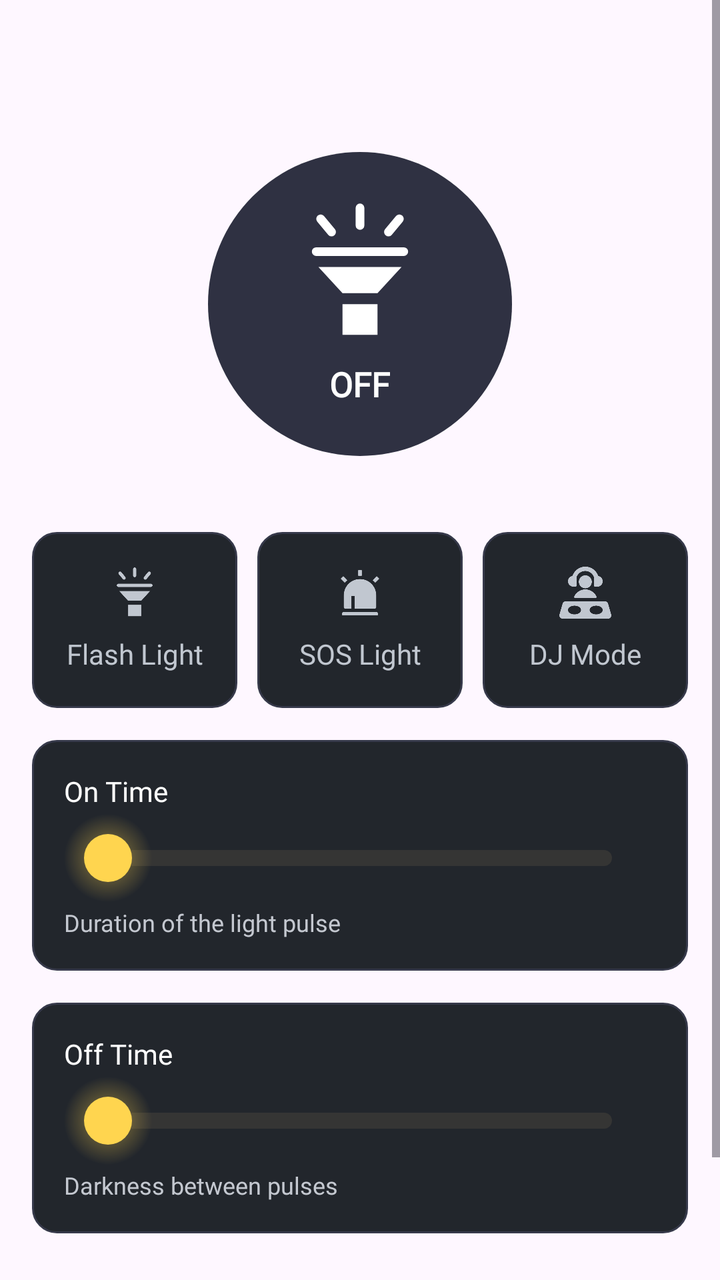
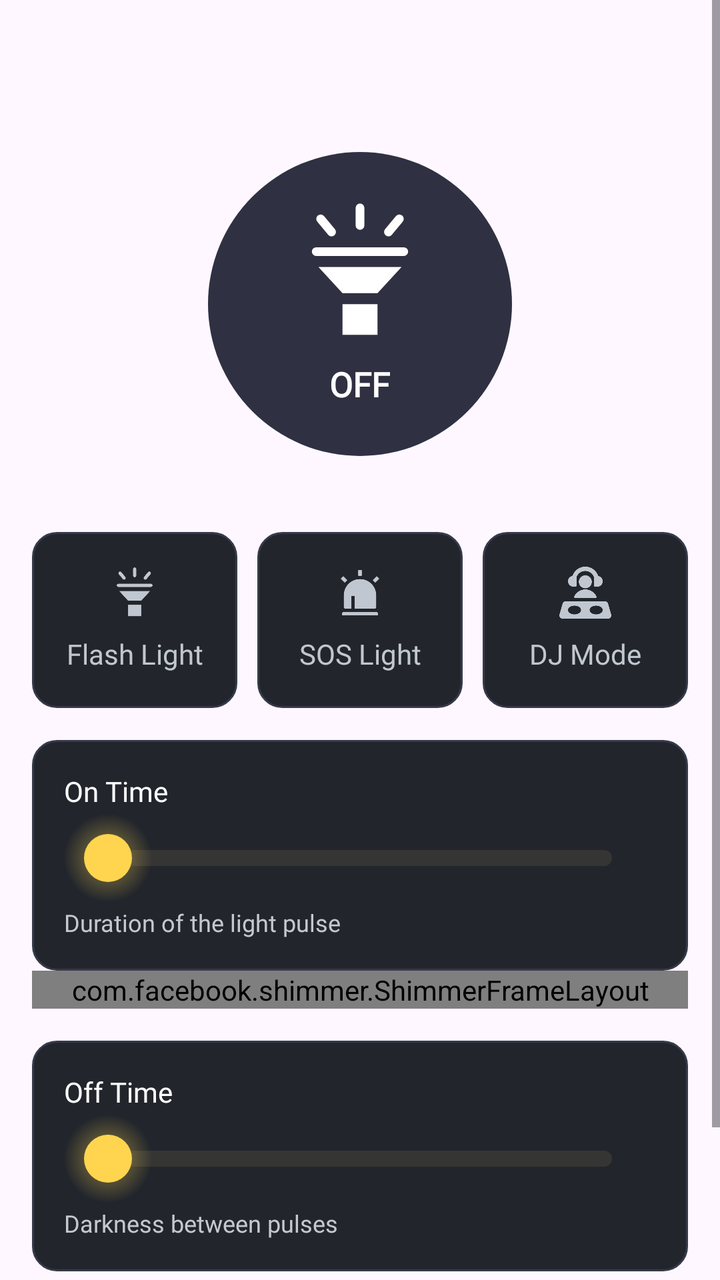

Two renders of the same Android screen: before a commit and after it. Below are the layout's source before the change and the commit's diff.
<!-- AndroidManifest.xml: application theme Theme.Flashlight -->
<!-- res/layout/fragment_flash.xml -->
<?xml version="1.0" encoding="utf-8"?>
<ScrollView
    xmlns:android="http://schemas.android.com/apk/res/android"
    xmlns:app="http://schemas.android.com/apk/res-auto"
    android:layout_width="match_parent"
    android:layout_height="match_parent"
    android:fillViewport="true">

    <LinearLayout
        android:layout_width="match_parent"
        android:layout_height="wrap_content"
        android:gravity="center_horizontal"
        android:orientation="vertical"
        android:paddingStart="@dimen/size16"
        android:paddingTop="@dimen/size16"
        android:paddingEnd="@dimen/size16"
        android:paddingBottom="@dimen/size24">

        <LinearLayout
            android:id="@+id/light_container"
            android:layout_width="match_parent"
            android:layout_height="wrap_content">

            <FrameLayout
                android:layout_width="match_parent"
                android:layout_height="@dimen/size250">

                <FrameLayout
                    android:id="@+id/fl_light"
                    android:layout_width="match_parent"
                    android:layout_height="@dimen/size272">

                    <View
                        android:id="@+id/lamp_glow"
                        android:layout_width="@dimen/size272"
                        android:layout_height="@dimen/size272"
                        android:layout_gravity="center"
                        android:background="@drawable/bg_lamp_glow"
                        android:importantForAccessibility="no"
                        android:visibility="invisible" />

                    <LinearLayout
                        android:id="@+id/lamp_button"
                        android:layout_width="@dimen/size152"
                        android:layout_height="@dimen/size152"
                        android:layout_gravity="center"
                        android:background="@drawable/bg_lamp"
                        android:clickable="true"
                        android:contentDescription="@string/turn_on"
                        android:focusable="true"
                        android:gravity="center"
                        android:orientation="vertical">

                        <ImageView
                            android:layout_width="match_parent"
                            android:layout_height="@dimen/size70"
                            android:duplicateParentState="true"
                            android:importantForAccessibility="no"
                            android:src="@drawable/ic_flashlight"
                            app:tint="@color/white" />

                        <TextView
                            android:id="@+id/lamp_status"
                            android:layout_width="wrap_content"
                            android:layout_height="wrap_content"
                            android:layout_marginTop="@dimen/size10"
                            android:duplicateParentState="true"
                            android:fontFamily="@font/plusjakartasans_semibold"
                            android:text="@string/off"
                            android:textColor="@color/white"
                            android:textSize="@dimen/text_size_17"
                            android:textStyle="bold" />
                    </LinearLayout>
                </FrameLayout>

                <FrameLayout
                    android:id="@+id/sos_light"
                    android:layout_width="match_parent"
                    android:layout_height="@dimen/size272"
                    android:visibility="gone">

                    <View
                        android:id="@+id/sos_glow"
                        android:layout_width="@dimen/size272"
                        android:layout_height="@dimen/size272"
                        android:layout_gravity="center"
                        android:background="@drawable/bg_sos_glow"
                        android:importantForAccessibility="no"
                        android:visibility="invisible" />

                    <LinearLayout
                        android:id="@+id/sos_button"
                        android:layout_width="@dimen/size152"
                        android:layout_height="@dimen/size152"
                        android:layout_gravity="center"
                        android:background="@drawable/bg_sos_button"
                        android:clickable="true"
                        android:contentDescription="@string/turn_on"
                        android:focusable="true"
                        android:gravity="center"
                        android:orientation="vertical">

                        <ImageView
                            android:layout_width="@dimen/size70"
                            android:layout_height="@dimen/size70"
                            android:duplicateParentState="true"
                            android:importantForAccessibility="no"
                            android:src="@drawable/ic_sos"
                            app:tint="@color/white" />

                        <TextView
                            android:id="@+id/sos_status"
                            android:layout_width="wrap_content"
                            android:layout_height="wrap_content"
                            android:layout_marginTop="@dimen/size10"
                            android:duplicateParentState="true"
                            android:text="@string/off"
                            android:textColor="@color/white"
                            android:textSize="@dimen/text_size_17"
                            android:textStyle="bold" />
                    </LinearLayout>
                </FrameLayout>

                <FrameLayout
                    android:id="@+id/dj_mode"
                    android:layout_width="match_parent"
                    android:layout_height="@dimen/size272"
                    android:visibility="gone">

                    <View
                        android:id="@+id/dj_glow"
                        android:layout_width="@dimen/size272"
                        android:layout_height="@dimen/size272"
                        android:layout_gravity="center"
                        android:background="@drawable/bg_sos_glow"
                        android:importantForAccessibility="no"
                        android:visibility="invisible" />

                    <LinearLayout
                        android:id="@+id/dj_button"
                        android:layout_width="@dimen/size152"
                        android:layout_height="@dimen/size152"
                        android:layout_gravity="center"
                        android:background="@drawable/dj_sos_button"
                        android:clickable="true"
                        android:contentDescription="@string/turn_on"
                        android:focusable="true"
                        android:gravity="center"
                        android:orientation="vertical">

                        <ImageView
                            android:layout_width="@dimen/size70"
                            android:layout_height="@dimen/size70"
                            android:duplicateParentState="true"
                            android:importantForAccessibility="no"
                            android:src="@drawable/ic_sos"
                            app:tint="@color/white" />

                        <TextView
                            android:id="@+id/dj_status"
                            android:layout_width="wrap_content"
                            android:layout_height="wrap_content"
                            android:layout_marginTop="@dimen/size10"
                            android:duplicateParentState="true"
                            android:text="@string/off"
                            android:textColor="@color/white"
                            android:textSize="@dimen/text_size_17"
                            android:textStyle="bold" />
                    </LinearLayout>
                </FrameLayout>
            </FrameLayout>
        </LinearLayout>

        <LinearLayout
            android:layout_width="match_parent"
            android:id="@+id/mode_row"
            android:layout_height="@dimen/size88">

            <LinearLayout
                android:id="@+id/mode_flash"
                android:layout_width="0dp"
                android:layout_height="match_parent"
                android:layout_marginStart="0dp"
                android:layout_weight="1"
                android:background="@drawable/bg_mode"
                android:clickable="true"
                android:focusable="true"
                android:gravity="center"
                android:orientation="vertical">

                <ImageView
                    android:layout_width="@dimen/size26"
                    android:layout_height="@dimen/size26"
                    android:duplicateParentState="true"
                    android:importantForAccessibility="no"
                    android:src="@drawable/ic_flashlight"
                    app:tint="@color/control_tint" />

                <TextView
                    android:layout_width="match_parent"
                    android:layout_height="wrap_content"
                    android:layout_marginTop="@dimen/size8"
                    android:duplicateParentState="true"
                    android:fontFamily="@font/plusjakartasans_medium"
                    android:gravity="center"
                    android:text="@string/flash_light"
                    android:textColor="@color/control_tint"
                    android:textSize="@dimen/text_size_14" />
            </LinearLayout>

            <LinearLayout
                android:id="@+id/mode_sos"
                android:layout_width="0dp"
                android:layout_height="match_parent"
                android:layout_marginStart="@dimen/size10"
                android:layout_weight="1"
                android:background="@drawable/bg_mode"
                android:clickable="true"
                android:focusable="true"
                android:gravity="center"
                android:orientation="vertical">

                <ImageView
                    android:layout_width="@dimen/size26"
                    android:layout_height="@dimen/size26"
                    android:duplicateParentState="true"
                    android:importantForAccessibility="no"
                    android:src="@drawable/ic_sos"
                    app:tint="@color/control_tint" />

                <TextView
                    android:layout_width="match_parent"
                    android:layout_height="wrap_content"
                    android:layout_marginTop="@dimen/size8"
                    android:duplicateParentState="true"
                    android:fontFamily="@font/plusjakartasans_medium"
                    android:gravity="center"
                    android:text="@string/sos_light"
                    android:textColor="@color/control_tint"
                    android:textSize="@dimen/text_size_14" />
            </LinearLayout>

            <LinearLayout
                android:id="@+id/mode_dj"
                android:layout_width="0dp"
                android:layout_height="match_parent"
                android:layout_marginStart="@dimen/size10"
                android:layout_weight="1"
                android:background="@drawable/bg_mode"
                android:clickable="true"
                android:focusable="true"
                android:gravity="center"
                android:orientation="vertical">

                <ImageView
                    android:layout_width="@dimen/size26"
                    android:layout_height="@dimen/size26"
                    android:duplicateParentState="true"
                    android:importantForAccessibility="no"
                    android:src="@drawable/ic_dj"
                    app:tint="@color/control_tint" />

                <TextView
                    android:layout_width="match_parent"
                    android:layout_height="wrap_content"
                    android:layout_marginTop="@dimen/size8"
                    android:duplicateParentState="true"
                    android:fontFamily="@font/plusjakartasans_medium"
                    android:gravity="center"
                    android:text="@string/dj_mode"
                    android:textColor="@color/control_tint"
                    android:textSize="@dimen/text_size_14" />
            </LinearLayout>
        </LinearLayout>

        <LinearLayout
            android:id="@+id/flash_timing"
            android:layout_width="match_parent"
            android:layout_height="wrap_content"
            android:orientation="vertical">

            <LinearLayout
                android:layout_width="match_parent"
                android:layout_height="wrap_content"
                android:layout_marginTop="@dimen/size16"
                android:background="@drawable/bg_mode"
                android:orientation="vertical"
                android:padding="@dimen/size16">

                <LinearLayout
                    android:layout_width="match_parent"
                    android:layout_height="wrap_content"
                    android:orientation="horizontal">

                    <TextView
                        android:layout_width="0dp"
                        android:layout_height="wrap_content"
                        android:layout_weight="1"
                        android:labelFor="@id/on_time_slider"
                        android:text="@string/flash_on_time"
                        android:fontFamily="@font/plusjakartasans_medium"
                        android:textColor="@color/white"
                        android:textSize="@dimen/text_size_14" />

                    <TextView
                        android:id="@+id/on_time_value"
                        android:layout_width="wrap_content"
                        android:layout_height="wrap_content"
                        android:textColor="@color/yellow"
                        android:textSize="@dimen/text_size_14" />
                </LinearLayout>

                <SeekBar
                    android:id="@+id/on_time_slider"
                    android:layout_width="match_parent"
                    android:layout_height="48dp"
                    android:max="9"
                    android:maxHeight="8dp"
                    android:minHeight="8dp"
                    android:paddingStart="22dp"
                    android:paddingEnd="22dp"
                    android:progressDrawable="@drawable/bg_flash_timing_track"
                    android:saveEnabled="false"
                    android:splitTrack="false"
                    android:thumb="@drawable/bg_flash_timing_thumb" />

                <TextView
                    android:layout_width="match_parent"
                    android:layout_height="wrap_content"
                    android:text="@string/flash_on_description"
                    android:fontFamily="@font/plusjakartasans_regular"
                    android:textColor="#C4C8D0"
                    android:textSize="12sp" />
            </LinearLayout>

            <LinearLayout
                android:layout_width="match_parent"
                android:layout_height="wrap_content"
                android:layout_marginTop="@dimen/size16"
                android:background="@drawable/bg_mode"
                android:orientation="vertical"
                android:padding="@dimen/size16">

                <LinearLayout
                    android:layout_width="match_parent"
                    android:layout_height="wrap_content"
                    android:orientation="horizontal">

                    <TextView
                        android:layout_width="0dp"
                        android:layout_height="wrap_content"
                        android:layout_weight="1"
                        android:labelFor="@id/off_time_slider"
                        android:text="@string/flash_off_time"
                        android:fontFamily="@font/plusjakartasans_medium"
                        android:textColor="@color/white"
                        android:textSize="@dimen/text_size_14" />

                    <TextView
                        android:id="@+id/off_time_value"
                        android:layout_width="wrap_content"
                        android:layout_height="wrap_content"
                        android:textColor="@color/yellow"
                        android:textSize="@dimen/text_size_14" />
                </LinearLayout>

                <SeekBar
                    android:id="@+id/off_time_slider"
                    android:layout_width="match_parent"
                    android:layout_height="48dp"
                    android:max="10"
                    android:maxHeight="8dp"
                    android:minHeight="8dp"
                    android:paddingStart="22dp"
                    android:paddingEnd="22dp"
                    android:progressDrawable="@drawable/bg_flash_timing_track"
                    android:saveEnabled="false"
                    android:splitTrack="false"
                    android:thumb="@drawable/bg_flash_timing_thumb" />

                <TextView
                    android:layout_width="match_parent"
                    android:layout_height="wrap_content"
                    android:text="@string/flash_off_description"
                    android:fontFamily="@font/plusjakartasans_regular"
                    android:textColor="#C4C8D0"
                    android:textSize="12sp" />
            </LinearLayout>
        </LinearLayout>

        <FrameLayout
            android:id="@+id/frAdsNative"
            android:layout_marginTop="@dimen/size48"
            android:layout_width="match_parent"
            android:layout_height="wrap_content">

            <include android:id="@+id/shimmerContainerNative"
                layout="@layout/loading_native_medium"/>
        </FrameLayout>
    </LinearLayout>
</ScrollView>
<!-- res/layout/loading_native_medium.xml (included above) -->
<?xml version="1.0" encoding="utf-8"?>
<com.facebook.shimmer.ShimmerFrameLayout xmlns:android="http://schemas.android.com/apk/res/android"
    xmlns:app="http://schemas.android.com/apk/res-auto"
    android:id="@+id/shimmer_container_native"
    android:layout_width="match_parent"
    android:layout_height="wrap_content"
    android:clipToOutline="true"
    app:shimmer_auto_start="true"
    app:shimmer_base_alpha="0.6"
    app:shimmer_highlight_alpha="1">

    <androidx.constraintlayout.widget.ConstraintLayout
        android:layout_width="match_parent"
        android:layout_height="wrap_content"
        android:padding="@dimen/size10">
        <androidx.constraintlayout.widget.Guideline
            android:id="@+id/loading_medium_column"
            android:layout_width="wrap_content"
            android:layout_height="wrap_content"
            android:orientation="vertical"
            app:layout_constraintGuide_percent="0.43" />
        <View
            android:id="@+id/loading_medium_media"
            android:layout_width="0dp"
            android:layout_height="@dimen/size140"
            android:background="@drawable/bg_native_medium_placeholder"
            app:layout_constraintStart_toStartOf="@id/loading_medium_column"
            app:layout_constraintEnd_toEndOf="parent"
            app:layout_constraintTop_toTopOf="parent" />
        <LinearLayout
            android:layout_width="0dp"
            android:layout_height="wrap_content"
            android:layout_marginEnd="@dimen/size8"
            android:orientation="vertical"
            app:layout_constraintStart_toStartOf="parent"
            app:layout_constraintEnd_toStartOf="@id/loading_medium_column"
            app:layout_constraintTop_toTopOf="@id/loading_medium_media"
            app:layout_constraintBottom_toBottomOf="@id/loading_medium_media">
            <View
                android:layout_width="match_parent"
                android:layout_height="@dimen/size16"
                android:background="@drawable/bg_native_medium_placeholder" />
            <View
                android:layout_width="@dimen/size80"
                android:layout_height="@dimen/size10"
                android:layout_marginTop="@dimen/size6"
                android:background="@drawable/bg_native_medium_placeholder" />
            <View
                android:layout_width="match_parent"
                android:layout_height="@dimen/size10"
                android:layout_marginTop="@dimen/size6"
                android:background="@drawable/bg_native_medium_placeholder" />
            <View
                android:layout_width="match_parent"
                android:layout_height="@dimen/size10"
                android:layout_marginTop="@dimen/size4"
                android:background="@drawable/bg_native_medium_placeholder" />
        </LinearLayout>
        <View
            android:layout_width="0dp"
            android:layout_height="@dimen/size48"
            android:layout_marginTop="@dimen/size10"
            android:background="@drawable/bg_native_medium_placeholder"
            app:layout_constraintTop_toBottomOf="@id/loading_medium_media"
            app:layout_constraintBottom_toBottomOf="parent"
            app:layout_constraintStart_toStartOf="parent"
            app:layout_constraintEnd_toEndOf="parent" />
    </androidx.constraintlayout.widget.ConstraintLayout>
</com.facebook.shimmer.ShimmerFrameLayout>
<!-- resources referenced by this layout -->
<resources>
  <color name="white">#FFFFFFFF</color>
  <color name="yellow">#FFC81A</color>
  <dimen name="size10">10dp</dimen>
  <dimen name="size140">140dp</dimen>
  <dimen name="size152">152dp</dimen>
  <dimen name="size16">16dp</dimen>
  <dimen name="size24">24dp</dimen>
  <dimen name="size250">250dp</dimen>
  <dimen name="size26">26dp</dimen>
  <dimen name="size272">272dp</dimen>
  <dimen name="size4">4dp</dimen>
  <dimen name="size48">48dp</dimen>
  <dimen name="size6">6dp</dimen>
  <dimen name="size70">70dp</dimen>
  <dimen name="size8">8dp</dimen>
  <dimen name="size80">80dp</dimen>
  <dimen name="size88">88dp</dimen>
  <dimen name="text_size_14">14sp</dimen>
  <dimen name="text_size_17">17sp</dimen>
  <!-- drawable bg_flash_timing_track (drawable) -->
  <?xml version="1.0" encoding="utf-8"?>
  <shape xmlns:android="http://schemas.android.com/apk/res/android"
      android:shape="rectangle">
      <size android:height="8dp" />
      <corners android:radius="4dp" />
      <solid android:color="#353534" />
  </shape>
  <!-- drawable bg_lamp (drawable) -->
  <selector xmlns:android="http://schemas.android.com/apk/res/android">
      <item android:state_selected="true">
          <shape android:shape="oval">
              <gradient android:angle="270" android:endColor="#CA8A04" android:startColor="#FFD54F" />
          </shape>
      </item>
      <item>
          <shape android:shape="oval">
              <solid android:color="#2F3142" />
          </shape>
      </item>
  </selector>
  <!-- drawable bg_lamp_glow (drawable) -->
  <shape xmlns:android="http://schemas.android.com/apk/res/android"
      android:shape="oval">
      <gradient
          android:centerColor="#40FFD54F"
          android:endColor="#00FFD54F"
          android:gradientRadius="136dp"
          android:startColor="#80FFD54F"
          android:type="radial" />
  </shape>
  <!-- drawable bg_native_medium_placeholder (drawable) -->
  <shape xmlns:android="http://schemas.android.com/apk/res/android">
      <solid android:color="#70757D" />
      <corners android:radius="12dp" />
  </shape>
  <!-- drawable bg_sos_glow (drawable) -->
  <shape xmlns:android="http://schemas.android.com/apk/res/android"
      android:shape="oval">
      <gradient
          android:centerColor="#40CA0404"
          android:endColor="#00FF4F4F"
          android:gradientRadius="136dp"
          android:startColor="#80FF4F4F"
          android:type="radial" />
  </shape>
  <string name="dj_mode">DJ Mode</string>
  <string name="flash_light">Flash Light</string>
  <string name="flash_off_description">Darkness between pulses</string>
  <string name="flash_off_time">Off Time</string>
  <string name="flash_on_description">Duration of the light pulse</string>
  <string name="flash_on_time">On Time</string>
  <string name="off">OFF</string>
  <string name="sos_light">SOS Light</string>
  <string name="turn_on">Turn flashlight on</string>
  <style name="Theme.Flashlight" parent="Base.Theme.Flashlight">
          <item name="colorPrimaryDark">@color/color_bg</item>
          <item name="android:windowLightStatusBar">true</item>
          <item name="android:windowFullscreen">true</item>
          <item name="colorAccent">@color/black</item>
          <item name="android:splitMotionEvents">false</item>
          <item name="android:windowEnableSplitTouch">false</item>
      </style>
  <style name="Base.Theme.Flashlight" parent="Theme.Material3.DayNight.NoActionBar">
          <item name="colorPrimaryDark">@color/color_bg</item>
          <item name="android:windowLightStatusBar">true</item>
          <item name="android:windowFullscreen">true</item>
          <item name="colorAccent">@color/black</item>
          <item name="android:splitMotionEvents">false</item>
          <item name="android:windowEnableSplitTouch">false</item>
  
      </style>
  <color name="color_bg">#111111</color>
  <color name="black">#FF000000</color>
  <!-- unchanged entries left out for length: 7 -->
</resources>

<!-- the commit's change to res/layout/fragment_flash.xml (unified diff, before → after) -->
@@ -153,7 +153,7 @@
                             android:layout_height="@dimen/size70"
                             android:duplicateParentState="true"
                             android:importantForAccessibility="no"
-                            android:src="@drawable/ic_sos"
+                            android:src="@drawable/ic_dj"
                             app:tint="@color/white" />
 
                         <TextView
@@ -333,6 +333,15 @@
                     android:textSize="12sp" />
             </LinearLayout>
 
+            <FrameLayout
+                android:id="@+id/frAdsNative2"
+                android:layout_width="match_parent"
+                android:layout_height="match_parent">
+
+                <include android:id="@+id/shimmerContainerNative2"
+                    layout="@layout/loading_native_medium_test2"/>
+
+            </FrameLayout>
             <LinearLayout
                 android:layout_width="match_parent"
                 android:layout_height="wrap_content"
@@ -399,11 +408,11 @@
         </FrameLayout>
     </LinearLayout>
 </ScrollView>
-<!-- res/layout/loading_native_medium.xml (included above) -->
+<!-- res/layout/loading_native_medium_test2.xml (included above) -->
 <?xml version="1.0" encoding="utf-8"?>
 <com.facebook.shimmer.ShimmerFrameLayout xmlns:android="http://schemas.android.com/apk/res/android"
     xmlns:app="http://schemas.android.com/apk/res-auto"
-    android:id="@+id/shimmer_container_native"
+    android:id="@+id/shimmer_container_native_1"
     android:layout_width="match_parent"
     android:layout_height="wrap_content"
     android:clipToOutline="true"
@@ -469,3 +478,73 @@
             app:layout_constraintEnd_toEndOf="parent" />
     </androidx.constraintlayout.widget.ConstraintLayout>
 </com.facebook.shimmer.ShimmerFrameLayout>
+<!-- res/layout/loading_native_medium.xml (included above) -->
+<?xml version="1.0" encoding="utf-8"?>
+<com.facebook.shimmer.ShimmerFrameLayout xmlns:android="http://schemas.android.com/apk/res/android"
+    xmlns:app="http://schemas.android.com/apk/res-auto"
+    android:id="@+id/shimmer_container_native"
+    android:layout_width="match_parent"
+    android:layout_height="wrap_content"
+    android:clipToOutline="true"
+    app:shimmer_auto_start="true"
+    app:shimmer_base_alpha="0.6"
+    app:shimmer_highlight_alpha="1">
+
+    <androidx.constraintlayout.widget.ConstraintLayout
+        android:layout_width="match_parent"
+        android:layout_height="wrap_content"
+        android:padding="@dimen/size10">
+        <androidx.constraintlayout.widget.Guideline
+            android:id="@+id/loading_medium_column"
+            android:layout_width="wrap_content"
+            android:layout_height="wrap_content"
+            android:orientation="vertical"
+            app:layout_constraintGuide_percent="0.43" />
+        <View
+            android:id="@+id/loading_medium_media"
+            android:layout_width="0dp"
+            android:layout_height="@dimen/size140"
+            android:background="@drawable/bg_native_medium_placeholder"
+            app:layout_constraintStart_toStartOf="@id/loading_medium_column"
+            app:layout_constraintEnd_toEndOf="parent"
+            app:layout_constraintTop_toTopOf="parent" />
+        <LinearLayout
+            android:layout_width="0dp"
+            android:layout_height="wrap_content"
+            android:layout_marginEnd="@dimen/size8"
+            android:orientation="vertical"
+            app:layout_constraintStart_toStartOf="parent"
+            app:layout_constraintEnd_toStartOf="@id/loading_medium_column"
+            app:layout_constraintTop_toTopOf="@id/loading_medium_media"
+            app:layout_constraintBottom_toBottomOf="@id/loading_medium_media">
+            <View
+                android:layout_width="match_parent"
+                android:layout_height="@dimen/size16"
+                android:background="@drawable/bg_native_medium_placeholder" />
+            <View
+                android:layout_width="@dimen/size80"
+                android:layout_height="@dimen/size10"
+                android:layout_marginTop="@dimen/size6"
+                android:background="@drawable/bg_native_medium_placeholder" />
+            <View
+                android:layout_width="match_parent"
+                android:layout_height="@dimen/size10"
+                android:layout_marginTop="@dimen/size6"
+                android:background="@drawable/bg_native_medium_placeholder" />
+            <View
+                android:layout_width="match_parent"
+                android:layout_height="@dimen/size10"
+                android:layout_marginTop="@dimen/size4"
+                android:background="@drawable/bg_native_medium_placeholder" />
+        </LinearLayout>
+        <View
+            android:layout_width="0dp"
+            android:layout_height="@dimen/size48"
+            android:layout_marginTop="@dimen/size10"
+            android:background="@drawable/bg_native_medium_placeholder"
+            app:layout_constraintTop_toBottomOf="@id/loading_medium_media"
+            app:layout_constraintBottom_toBottomOf="parent"
+            app:layout_constraintStart_toStartOf="parent"
+            app:layout_constraintEnd_toEndOf="parent" />
+    </androidx.constraintlayout.widget.ConstraintLayout>
+</com.facebook.shimmer.ShimmerFrameLayout>
